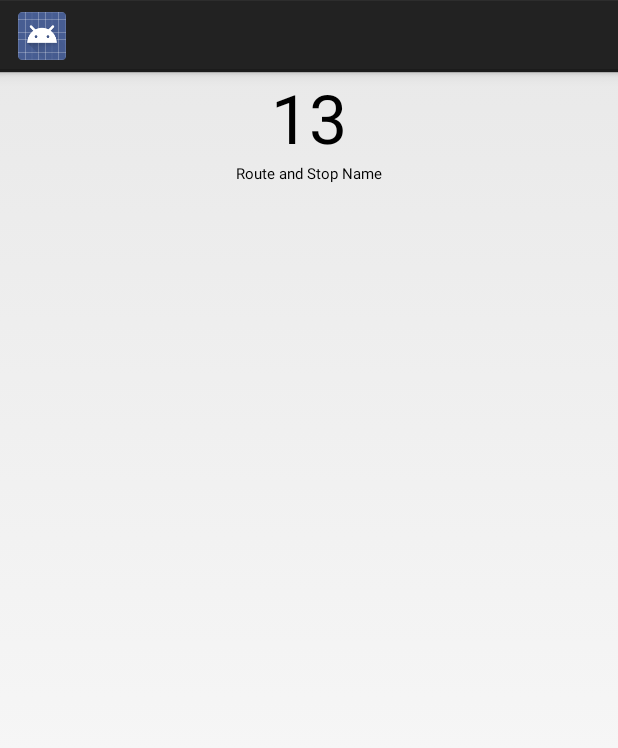
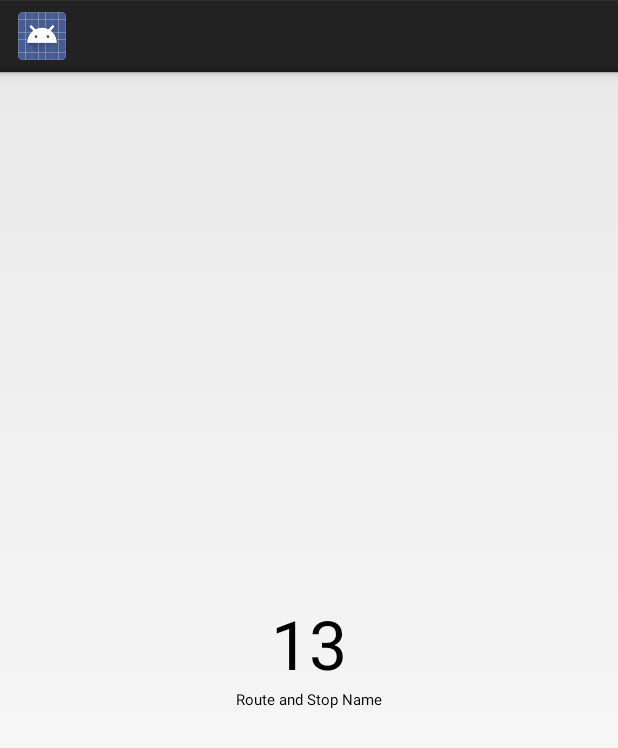
Before and after one commit to shyamu/TransLoc-Android-Widget, an Android app: the layout widget_layout_one.xml on its own in the app's theme, with its tools: preview values and no code run, on a phone screen of 412 x 824 dp. Shown: the top 748 px of the screen. Run offline under Robolectric (Android 15) with nearby library versions, the phone set to English and light mode, and no system bars.

Commit message:
centered widget layouts
why didn't I do this sooner...

```diff
--- a/TransLocWidget/TransLocWidget/src/main/res/layout/widget_layout.xml
+++ b/TransLocWidget/TransLocWidget/src/main/res/layout/widget_layout.xml
@@ -11,7 +11,7 @@
     <RelativeLayout
         android:layout_width="wrap_content"
         android:layout_height="wrap_content"
-        android:layout_alignParentTop="true"
+        android:layout_centerVertical="true"
         android:layout_centerHorizontal="true">
 
         <TextView
--- a/TransLocWidget/TransLocWidget/src/main/res/layout/widget_layout_one.xml
+++ b/TransLocWidget/TransLocWidget/src/main/res/layout/widget_layout_one.xml
@@ -6,6 +6,12 @@
     android:padding="@dimen/widget_margin"
     android:clickable="false"
     android:id="@+id/rlWidgetLayoutOne">
+
+    <RelativeLayout
+        android:layout_width="wrap_content"
+        android:layout_height="wrap_content"
+        android:layout_centerVertical="true"
+        android:layout_centerHorizontal="true">
 
         <TextView
             android:id="@+id/tvRemainingTime"
@@ -36,6 +42,7 @@
             <requestFocus android:focusable="true" android:focusableInTouchMode="true"
                 android:duplicateParentState="true" />
         </TextView>
+    </RelativeLayout>
 
 
 </RelativeLayout>
--- a/TransLocWidget/TransLocWidget/src/main/res/layout/widget_layout_three.xml
+++ b/TransLocWidget/TransLocWidget/src/main/res/layout/widget_layout_three.xml
@@ -10,7 +10,7 @@
     <RelativeLayout
         android:layout_width="wrap_content"
         android:layout_height="wrap_content"
-        android:layout_alignParentTop="true"
+        android:layout_centerVertical="true"
         android:layout_centerHorizontal="true">
 
         <TextView
```
Also changed, not shown: TransLocWidget/TransLocWidget/src/main/res/layout/widget_layout_two.xml (+7 -0 lines). Lines whose indentation alone changed are shown as unchanged.
